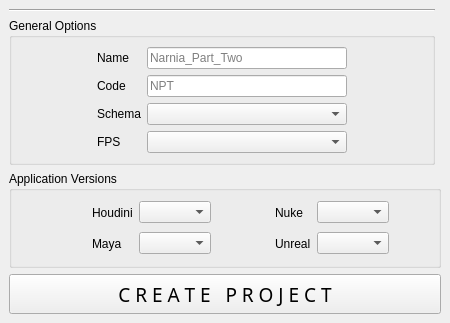
First picture: the form in standalone/python/creators/project_creator.ui, repository mrmcdog23/controlChaos, before the edit.
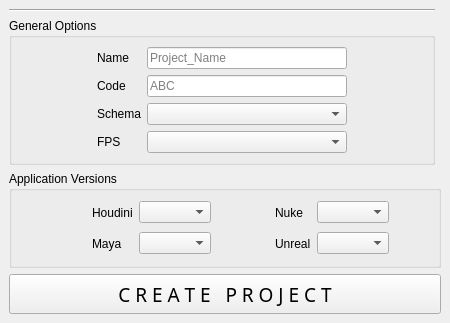
Second picture: the form after the edit.

```diff
--- a/standalone/python/creators/project_creator.ui
+++ b/standalone/python/creators/project_creator.ui
@@ -335,7 +335,7 @@
             <number>999999999</number>
            </property>
            <property name="placeholderText">
-            <string>Narnia_Part_Two</string>
+            <string>Project_Name</string>
            </property>
           </widget>
          </item>
@@ -371,7 +371,7 @@
             <number>4</number>
            </property>
            <property name="placeholderText">
-            <string>NPT</string>
+            <string>ABC</string>
            </property>
           </widget>
          </item>
```
